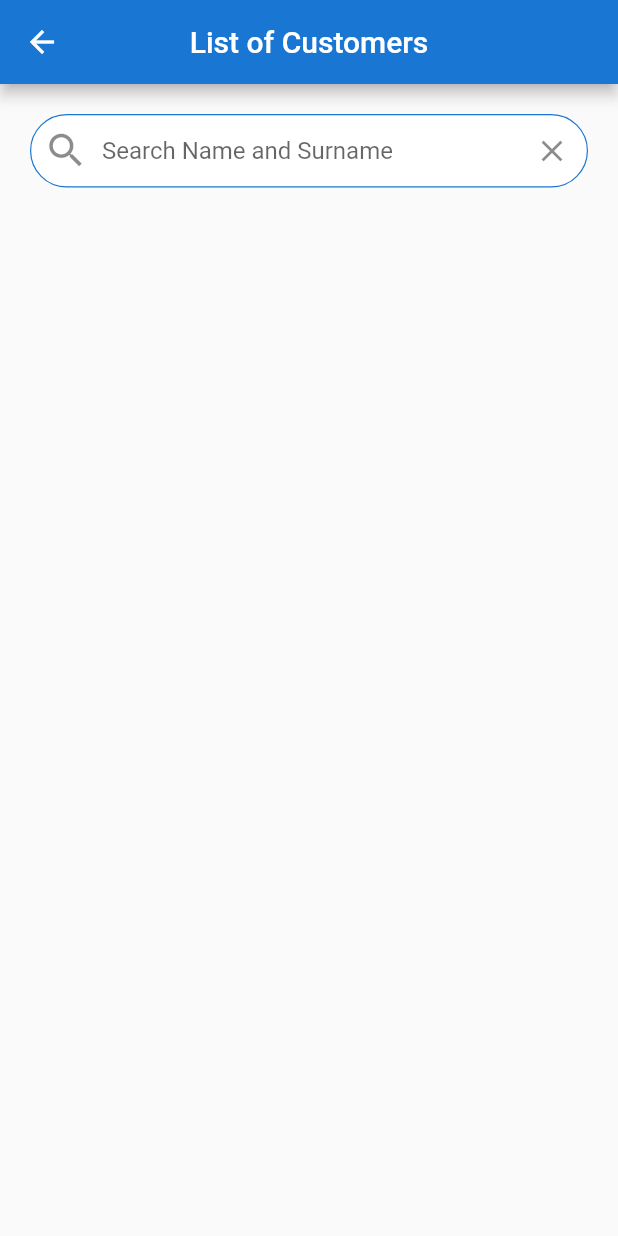
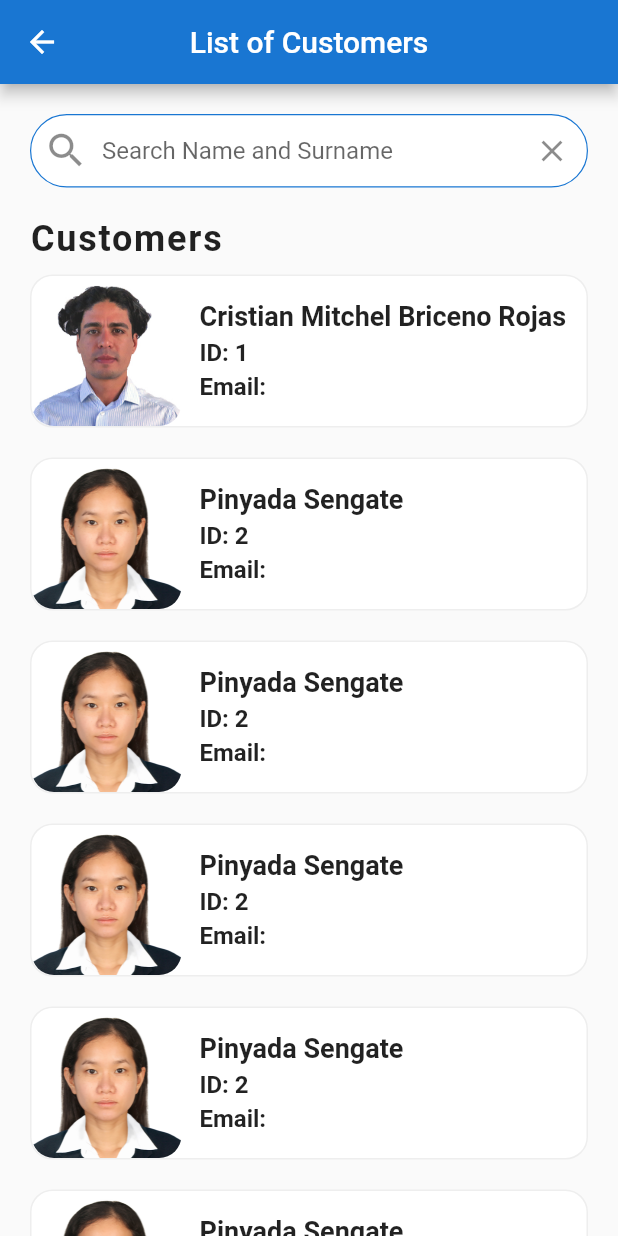
Before and after one commit to pinyada-sengate/xpress_documents, a Flutter app: the screen it shows after launch, after a tap on "List of Customers", on a phone screen of 412 x 824 dp. Run offline on Flutter 3.47's test engine with Material 2 defaults, Android fonts, the light colour scheme and no system bars; our stand-ins replace cloud_firestore, firebase_core; accounts and stored records are empty.

Commit message:
customer list ui

```diff
--- a/lib/data/data.dart
+++ b/lib/data/data.dart
@@ -41,5 +41,77 @@ final currentUser = User(
 //      startDate: 'Nov 04, 2021',
 //      paidDate: 'Nov 30, 2021',
     ),
+    Customer(
+      id: '2',
+      name: 'Pinyada',
+      surname: 'Sengate',
+      imageUrl: 'assets/images/pinyada_sengate.jpg',
+      phoneNumber: '',
+      email: '',
+      address: '',
+      city: '',
+      state: '',
+      zipCode: '34768',
+      price: 1000,
+      paid: 300,
+//      caseType: '',
+//      caseStatus: '',
+//      startDate: 'Nov 04, 2021',
+//      paidDate: 'Nov 30, 2021',
+    ),
+    Customer(
+      id: '2',
+      name: 'Pinyada',
+      surname: 'Sengate',
+      imageUrl: 'assets/images/pinyada_sengate.jpg',
+      phoneNumber: '',
+      email: '',
+      address: '',
+      city: '',
+      state: '',
+      zipCode: '34768',
+      price: 1000,
+      paid: 300,
+//      caseType: '',
+//      caseStatus: '',
+//      startDate: 'Nov 04, 2021',
+//      paidDate: 'Nov 30, 2021',
+    ),
+    Customer(
+      id: '2',
+      name: 'Pinyada',
+      surname: 'Sengate',
+      imageUrl: 'assets/images/pinyada_sengate.jpg',
+      phoneNumber: '',
+      email: '',
+      address: '',
+      city: '',
+      state: '',
+      zipCode: '34768',
+      price: 1000,
+      paid: 300,
+//      caseType: '',
+//      caseStatus: '',
+//      startDate: 'Nov 04, 2021',
+//      paidDate: 'Nov 30, 2021',
+    ),
+    Customer(
+      id: '2',
+      name: 'Pinyada',
+      surname: 'Sengate',
+      imageUrl: 'assets/images/pinyada_sengate.jpg',
+      phoneNumber: '',
+      email: '',
+      address: '',
+      city: '',
+      state: '',
+      zipCode: '34768',
+      price: 1000,
+      paid: 300,
+//      caseType: '',
+//      caseStatus: '',
+//      startDate: 'Nov 04, 2021',
+//      paidDate: 'Nov 30, 2021',
+    ),
   ],
 );
--- a/lib/screens/customer_list_screen.dart
+++ b/lib/screens/customer_list_screen.dart
@@ -1,6 +1,9 @@
 import 'package:flutter/material.dart';
 
+import '../data/data.dart';
+import '../models/customer.dart';
 import '../widgets/search_customer.dart';
+import 'customer_screen.dart';
 
 class CustomerListScreen extends StatefulWidget {
   const CustomerListScreen({Key? key}) : super(key: key);
@@ -10,6 +13,92 @@ class CustomerListScreen extends StatefulWidget {
 }
 
 class _CustomerListScreenState extends State<CustomerListScreen> {
+  _buildCustomers() {
+    List<Widget> customerList = [];
+    for (Customer customer in currentUser.customers) {
+      customerList.add(
+        GestureDetector(
+          onTap: () => Navigator.push(
+            context,
+            MaterialPageRoute(
+              builder: (_) => CustomerScreen(
+                customer: customer,
+              ),
+            ),
+          ),
+          child: Container(
+            margin:
+                const EdgeInsets.symmetric(horizontal: 20.0, vertical: 10.0),
+            decoration: BoxDecoration(
+              color: Colors.white,
+              borderRadius: BorderRadius.circular(15.0),
+              border: Border.all(
+                width: 1.0,
+                color: Colors.grey.shade200,
+              ),
+            ),
+            child: Row(
+              children: <Widget>[
+                ClipRRect(
+                  borderRadius: BorderRadius.circular(15.0),
+                  child: Image(
+                    width: 100,
+                    height: 100,
+                    image: AssetImage(customer.imageUrl),
+                    fit: BoxFit.cover,
+                  ),
+                ),
+                Expanded(
+                  child: Container(
+                    margin: const EdgeInsets.all(12.0),
+                    child: Column(
+                      mainAxisAlignment: MainAxisAlignment.center,
+                      crossAxisAlignment: CrossAxisAlignment.start,
+                      children: <Widget>[
+                        Text(
+                          '${customer.name} ${customer.surname}',
+                          style: const TextStyle(
+                            fontSize: 18.0,
+                            fontWeight: FontWeight.bold,
+                          ),
+                          overflow: TextOverflow.ellipsis,
+                        ),
+                        const SizedBox(
+                          height: 4.0,
+                        ),
+                        Text(
+                          'ID: ${customer.id}',
+                          style: const TextStyle(
+                            fontSize: 16.0,
+                            fontWeight: FontWeight.w600,
+                          ),
+                          overflow: TextOverflow.ellipsis,
+                        ),
+                        const SizedBox(
+                          height: 4.0,
+                        ),
+                        Text(
+                          'Email: ${customer.email}',
+                          style: const TextStyle(
+                            fontSize: 16.0,
+                            fontWeight: FontWeight.w600,
+                          ),
+                          overflow: TextOverflow.ellipsis,
+                        ),
+                      ],
+                    ),
+                  ),
+                ),
+              ],
+            ),
+          ),
+        ),
+      );
+    }
+
+    return Column(children: customerList);
+  }
+
   @override
   Widget build(BuildContext context) {
     return Scaffold(
@@ -18,8 +107,25 @@ class _CustomerListScreenState extends State<CustomerListScreen> {
         centerTitle: true,
       ),
       body: ListView(
-        children: const <Widget>[
-          SearchCustomer(),
+        children: <Widget>[
+          const SearchCustomer(),
+          Column(
+            crossAxisAlignment: CrossAxisAlignment.start,
+            children: <Widget>[
+              const Padding(
+                padding: EdgeInsets.symmetric(horizontal: 20.0),
+                child: Text(
+                  'Customers',
+                  style: TextStyle(
+                    fontSize: 24.0,
+                    fontWeight: FontWeight.w600,
+                    letterSpacing: 1.2,
+                  ),
+                ),
+              ),
+              _buildCustomers(),
+            ],
+          ),
         ],
       ),
     );
```
